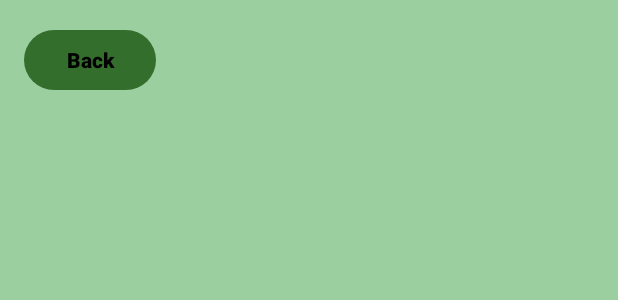
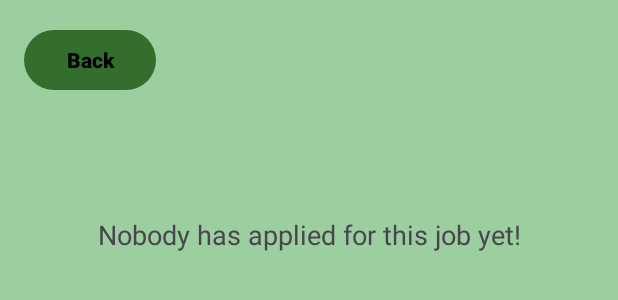
Before and after one commit to sammychill17/QuickCash, an Android app: the layout fragment_employerjobapplicants.xml on its own in the app's theme, with its tools: preview values and no code run, on a phone screen of 412 x 824 dp. Shown: the top 300 px of the screen. Run offline under Robolectric (Android 15) with nearby library versions, the phone set to English and light mode, and no system bars.

Commit message:
implementation // added 'empty list' message to JobApplicantsFragment, slight change to JobApplicantsAdapter to allow for this

```diff
--- a/app/src/main/java/com/example/quickcash/ui/employerJobApplicants/JobApplicantsFragment.java
+++ b/app/src/main/java/com/example/quickcash/ui/employerJobApplicants/JobApplicantsFragment.java
@@ -71,7 +71,7 @@ public class JobApplicantsFragment extends Fragment {
             @Override
             public void onObjectReceived(JobApplicants object) {
                 if(object!=null){
-                    myAdapter.updateApplicants(object.getApplicants());
+                    myAdapter.updateApplicants(object.getApplicants(), binding.getRoot());
                     myAdapter.notifyDataSetChanged();
                 }
             }
--- a/app/src/main/res/layout/fragment_employerjobapplicants.xml
+++ b/app/src/main/res/layout/fragment_employerjobapplicants.xml
@@ -30,4 +30,15 @@
         app:layout_constraintBottom_toBottomOf="parent"
         android:background="#9bcf9f"/>
 
+    <TextView
+        android:id="@+id/emptyApplicantsTextView"
+        android:layout_width="match_parent"
+        android:layout_height="wrap_content"
+        android:layout_marginTop="80dp"
+        android:text="Nobody has applied for this job yet!"
+        android:textAlignment="center"
+        android:textSize="18sp"
+        app:layout_constraintStart_toStartOf="parent"
+        app:layout_constraintTop_toTopOf="@+id/jobApplicantList" />
+
 </androidx.constraintlayout.widget.ConstraintLayout>
```
Also changed, not shown: app/src/main/java/com/example/quickcash/ui/employerJobApplicants/JobApplicantsAdapter.java (+12 -1 lines).
